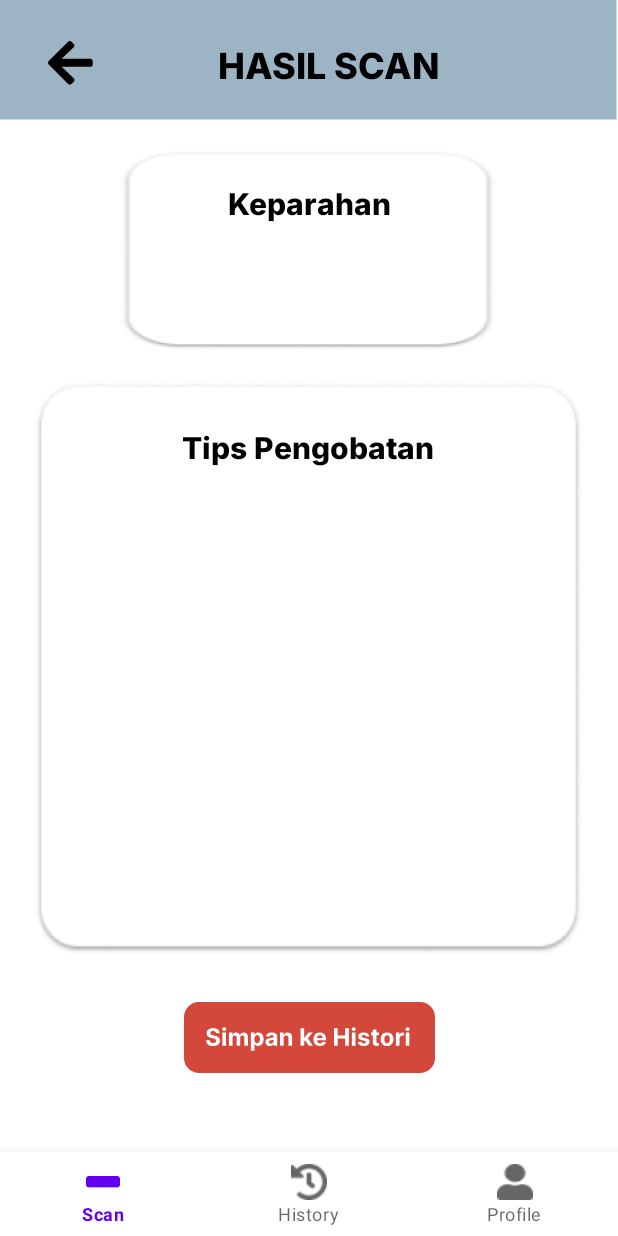
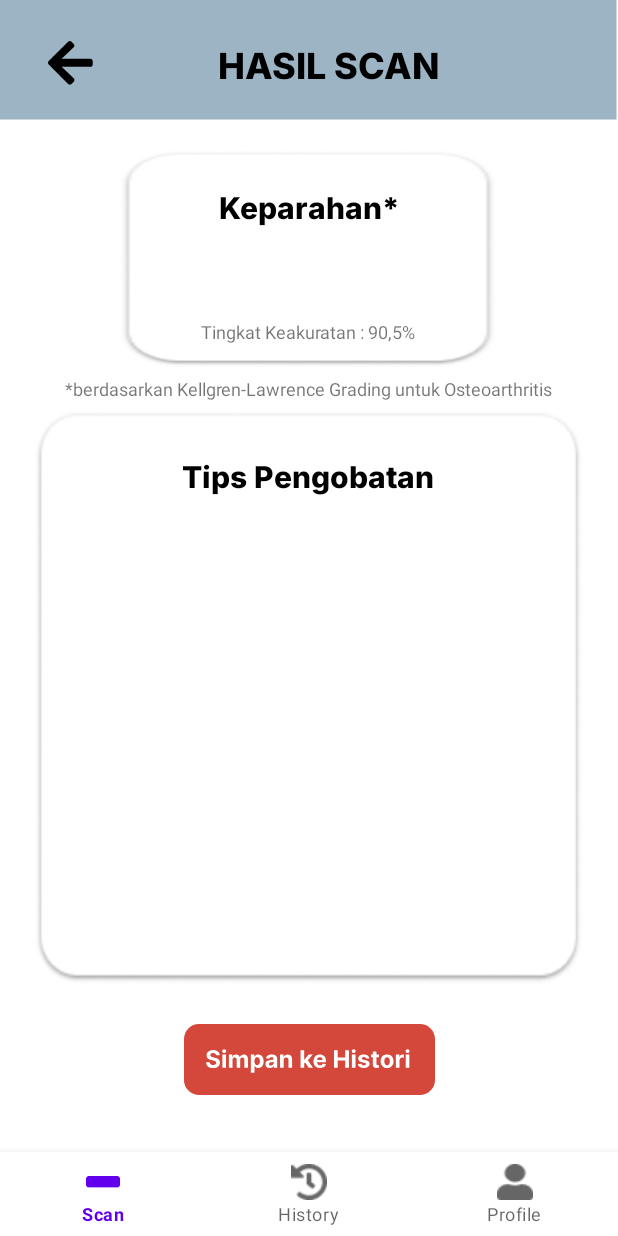
Before and after one commit to jessicas16/BangkitKneeCheck, an Android app: the HasilPredictPasienFragment screen opened through its navigation route, on a phone screen of 412 x 824 dp. Run offline under Robolectric (Android 15) with nearby library versions, the phone set to English and light mode, and no system bars; our stand-ins replace navigation-ui; 7 statements that could not run were skipped.

Commit message:
add kata-kata bukti

```diff
--- a/app/src/main/res/layout/fragment_hasil_predict_pasien.xml
+++ b/app/src/main/res/layout/fragment_hasil_predict_pasien.xml
@@ -50,7 +50,7 @@
         <androidx.constraintlayout.widget.ConstraintLayout
             android:id="@+id/constraintLayout4"
             android:layout_width="252dp"
-            android:layout_height="134dp"
+            android:layout_height="145dp"
             android:layout_marginTop="16dp"
             android:background="@drawable/rectangle_hasil_scan1"
             android:orientation="vertical"
@@ -65,7 +65,7 @@
                 android:layout_height="wrap_content"
                 android:layout_centerHorizontal="true"
                 android:fontFamily="@font/inter_extrabold"
-                android:text="Keparahan"
+                android:text="Keparahan*"
                 android:textColor="#000000"
                 android:textSize="20sp"
                 app:layout_constraintBottom_toBottomOf="parent"
@@ -89,7 +89,19 @@
                 app:layout_constraintEnd_toEndOf="parent"
                 app:layout_constraintStart_toStartOf="parent"
                 app:layout_constraintTop_toBottomOf="@+id/textView4"
-                app:layout_constraintVertical_bias="0.533" />
+                app:layout_constraintVertical_bias="0.363" />
+
+            <TextView
+                android:id="@+id/textView15"
+                android:layout_width="wrap_content"
+                android:layout_height="wrap_content"
+                android:layout_marginBottom="16dp"
+                android:text="Tingkat Keakuratan : 90,5%"
+                android:textSize="12sp"
+                app:layout_constraintBottom_toBottomOf="parent"
+                app:layout_constraintEnd_toEndOf="parent"
+                app:layout_constraintHorizontal_bias="0.504"
+                app:layout_constraintStart_toStartOf="parent" />
 
         </androidx.constraintlayout.widget.ConstraintLayout>
 
@@ -97,7 +109,7 @@
             android:id="@+id/constraintLayout5"
             android:layout_width="366dp"
             android:layout_height="383dp"
-            android:layout_marginTop="20dp"
+            android:layout_marginTop="28dp"
             android:background="@drawable/rectangle_hasil_scan2"
             android:orientation="vertical"
             app:layout_constraintEnd_toEndOf="parent"
@@ -150,5 +162,16 @@
             app:layout_constraintStart_toStartOf="parent"
             app:layout_constraintTop_toBottomOf="@+id/constraintLayout5"
             app:layout_constraintVertical_bias="0.218" />
+
+        <TextView
+            android:id="@+id/textView14"
+            android:layout_width="wrap_content"
+            android:layout_height="wrap_content"
+            android:layout_marginTop="5dp"
+            android:text="*berdasarkan Kellgren-Lawrence Grading untuk Osteoarthritis"
+            android:textSize="12sp"
+            app:layout_constraintEnd_toEndOf="parent"
+            app:layout_constraintStart_toStartOf="parent"
+            app:layout_constraintTop_toBottomOf="@+id/constraintLayout4" />
     </androidx.constraintlayout.widget.ConstraintLayout>
 </FrameLayout>
```
Also changed, not shown: app/src/main/res/layout/fragment_hasil_predict.xml (+27 -4 lines).
